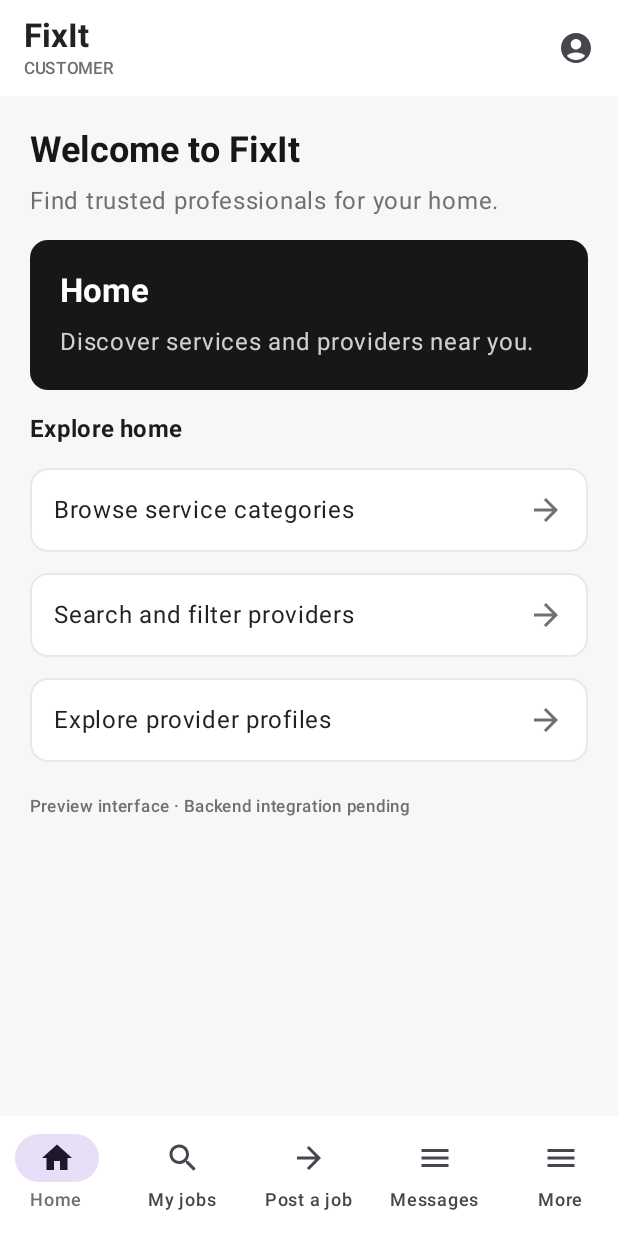
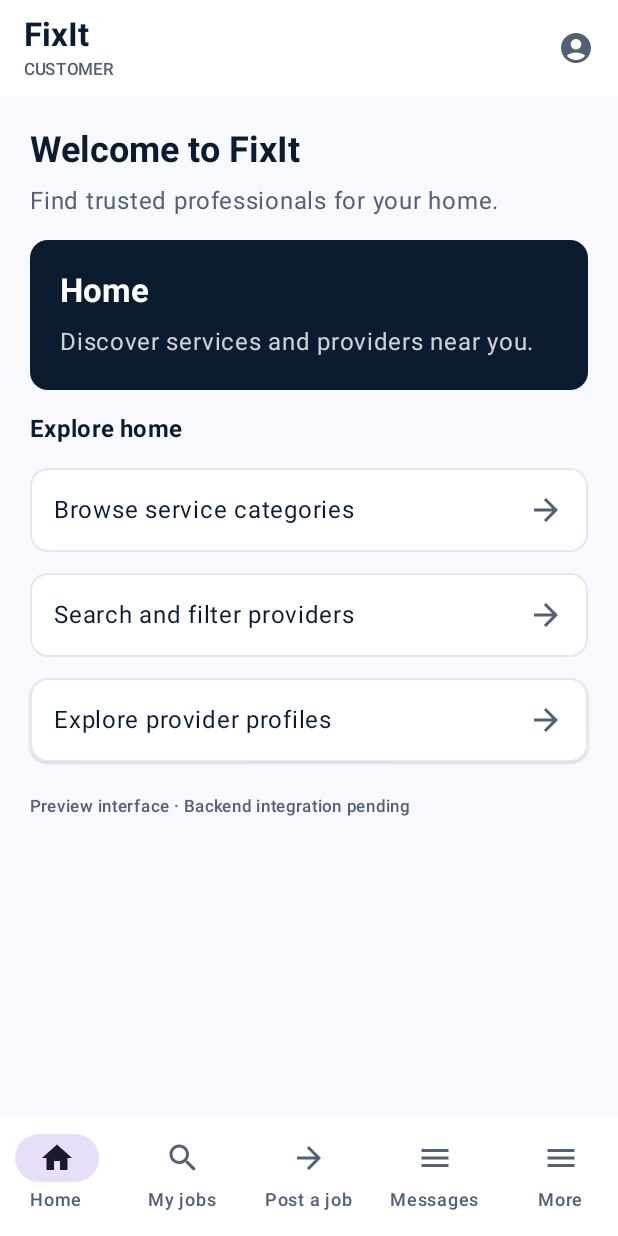
Before and after one commit to ENJ0Y-Labs/fixit-mobile, an Android app built with Jetpack Compose: the screen it shows after launch (MainActivity), on a phone screen of 412 x 824 dp. Run offline under Robolectric (Android 15) with nearby library versions, the phone set to English and light mode, and no system bars.

Commit message:
feat(android): add shared FixIt Compose design system

```diff
--- a/app/src/main/java/com/fixit/mobile/ui/screens/WorkspaceScreen.kt
+++ b/app/src/main/java/com/fixit/mobile/ui/screens/WorkspaceScreen.kt
@@ -1,7 +1,5 @@
 package com.fixit.mobile.ui.screens
 
-import androidx.compose.foundation.BorderStroke
-import androidx.compose.foundation.clickable
 import androidx.compose.foundation.layout.*
 import androidx.compose.foundation.lazy.LazyColumn
 import androidx.compose.foundation.lazy.items
@@ -17,6 +15,11 @@ import androidx.compose.ui.Alignment
 import androidx.compose.ui.Modifier
 import androidx.compose.ui.text.font.FontWeight
 import androidx.compose.ui.unit.dp
+import com.fixit.mobile.ui.components.FixItBottomNavigation
+import com.fixit.mobile.ui.components.FixItCard
+import com.fixit.mobile.ui.components.FixItNavigationItem
+import com.fixit.mobile.ui.components.FixItResponsiveContent
+import com.fixit.mobile.ui.components.FixItTopAppBar
 import com.fixit.mobile.ui.model.Workspace
 import com.fixit.mobile.ui.model.WorkspaceCatalog
 import com.fixit.mobile.ui.theme.*
@@ -30,69 +33,43 @@ fun WorkspaceScreen(workspace: Workspace, onWorkspaceChange: (Workspace) -> Unit
     var moreOpen by remember { mutableStateOf(false) }
     val selected = sections.firstOrNull { it.title == selectedTitle } ?: sections.first()
     val primary = sections.take(4)
+    val navigationItems = primary.mapIndexed { index, section ->
+        FixItNavigationItem(section.title, when (index) {
+            0 -> Icons.Default.Home
+            1 -> Icons.Default.Search
+            2 -> Icons.Default.ArrowForward
+            else -> Icons.Default.Menu
+        })
+    } + if (sections.size > 4) listOf(FixItNavigationItem("More", Icons.Default.Menu)) else emptyList()
 
     Scaffold(
         containerColor = FixItBackground,
         topBar = {
-            TopAppBar(
-                title = {
-                    Column {
-                        Text("FixIt", fontWeight = FontWeight.Bold)
-                        Text(workspace.label.uppercase(), style = MaterialTheme.typography.labelSmall, color = FixItMuted)
-                    }
-                },
+            FixItTopAppBar(
+                title = "FixIt",
+                subtitle = workspace.label.uppercase(),
                 actions = {
                     IconButton(onClick = { switcherOpen = true }) {
                         Icon(Icons.Default.AccountCircle, contentDescription = "Switch workspace")
                     }
                     DropdownMenu(expanded = switcherOpen, onDismissRequest = { switcherOpen = false }) {
                         Workspace.entries.forEach { item ->
-                            DropdownMenuItem(
-                                text = { Text(item.label) },
-                                onClick = { switcherOpen = false; onWorkspaceChange(item) }
-                            )
+                            DropdownMenuItem(text = { Text(item.label) }, onClick = { switcherOpen = false; onWorkspaceChange(item) })
                         }
                     }
-                },
-                colors = TopAppBarDefaults.topAppBarColors(containerColor = FixItSurface)
+                }
             )
         },
         bottomBar = {
-            NavigationBar(containerColor = FixItSurface) {
-                primary.forEachIndexed { index, section ->
-                    NavigationBarItem(
-                        selected = selectedTitle == section.title,
-                        onClick = { selectedTitle = section.title },
-                        icon = {
-                            Icon(
-                                when (index) {
-                                    0 -> Icons.Default.Home
-                                    1 -> Icons.Default.Search
-                                    2 -> Icons.Default.ArrowForward
-                                    else -> Icons.Default.Menu
-                                },
-                                contentDescription = null
-                            )
-                        },
-                        label = { Text(section.title, maxLines = 1) }
+            FixItBottomNavigation(
+                items = navigationItems,
+                selectedLabel = if (selectedTitle !in primary.map { it.title }) "More" else selectedTitle,
+                onSelect = { label -> if (label == "More") moreOpen = true else selectedTitle = label }
             )
         }
-                if (sections.size > 4) {
-                    NavigationBarItem(
-                        selected = selectedTitle !in primary.map { it.title },
-                        onClick = { moreOpen = true },
-                        icon = { Icon(Icons.Default.Menu, contentDescription = null) },
-                        label = { Text("More") }
-                    )
-                }
-            }
-        }
     ) { inset ->
-        LazyColumn(
-            Modifier.fillMaxSize().padding(inset),
-            contentPadding = PaddingValues(20.dp),
-            verticalArrangement = Arrangement.spacedBy(14.dp)
-        ) {
+        FixItResponsiveContent(modifier = Modifier.fillMaxSize().padding(inset)) {
+            LazyColumn(Modifier.fillMaxSize(), contentPadding = PaddingValues(20.dp), verticalArrangement = Arrangement.spacedBy(14.dp)) {
                 item {
                     Column(verticalArrangement = Arrangement.spacedBy(6.dp)) {
                         Text("Welcome to FixIt", style = MaterialTheme.typography.headlineSmall, fontWeight = FontWeight.Bold, color = FixItInk)
@@ -109,16 +86,8 @@ fun WorkspaceScreen(workspace: Workspace, onWorkspaceChange: (Workspace) -> Unit
                 }
                 item { Text("Explore ${selected.title.lowercase()}", style = MaterialTheme.typography.titleMedium, fontWeight = FontWeight.Bold) }
                 items(selected.items) { label ->
-                Card(
-                    Modifier.fillMaxWidth(),
-                    colors = CardDefaults.cardColors(containerColor = FixItSurface),
-                    border = BorderStroke(1.dp, FixItBorder)
-                ) {
-                    Row(
-                        Modifier.fillMaxWidth().padding(16.dp),
-                        verticalAlignment = Alignment.CenterVertically,
-                        horizontalArrangement = Arrangement.SpaceBetween
-                    ) {
+                    FixItCard {
+                        Row(Modifier.fillMaxWidth(), verticalAlignment = Alignment.CenterVertically, horizontalArrangement = Arrangement.SpaceBetween) {
                             Text(label, Modifier.weight(1f))
                             Icon(Icons.Default.ArrowForward, contentDescription = null, tint = FixItMuted)
                         }
@@ -126,6 +95,7 @@ fun WorkspaceScreen(workspace: Workspace, onWorkspaceChange: (Workspace) -> Unit
                 }
                 item {
                     Text("Preview interface · Backend integration pending", style = MaterialTheme.typography.labelSmall, color = FixItMuted, modifier = Modifier.padding(top = 8.dp))
+                }
             }
         }
     }
--- a/app/src/main/java/com/fixit/mobile/ui/theme/Theme.kt
+++ b/app/src/main/java/com/fixit/mobile/ui/theme/Theme.kt
@@ -1,28 +1,70 @@
 package com.fixit.mobile.ui.theme
 
+import androidx.compose.foundation.shape.RoundedCornerShape
 import androidx.compose.material3.MaterialTheme
+import androidx.compose.material3.Shapes
+import androidx.compose.material3.Typography
 import androidx.compose.material3.lightColorScheme
 import androidx.compose.runtime.Composable
 import androidx.compose.ui.graphics.Color
+import androidx.compose.ui.unit.dp
 
-val FixItBackground = Color(0xFFF7F7F7)
-val FixItSurface = Color.White
-val FixItInk = Color(0xFF171717)
-val FixItText = Color(0xFF222222)
-val FixItMuted = Color(0xFF707070)
-val FixItBorder = Color(0xFFE8E8E8)
+// Values are ported from fixit-frontend/shared/fixit-design-system.css.
+val FixItBackground = Color(0xFFF8F9FF)
+val FixItSurface = Color(0xFFFFFFFF)
+val FixItSurfaceSoft = Color(0xFFEFF4FF)
+val FixItSurfaceContainer = Color(0xFFE5EEFF)
+val FixItInk = Color(0xFF0B1C30)
+val FixItText = Color(0xFF0B1C30)
+val FixItMuted = Color(0xFF526174)
+val FixItBorder = Color(0xFFE2E8F0)
+val FixItBorderStrong = Color(0xFFBCCAC0)
+val FixItPrimary = Color(0xFF006948)
+val FixItPrimaryHover = Color(0xFF00855D)
+val FixItPrimarySoft = Color(0xFFE8F7EF)
+val FixItSuccess = Color(0xFF006948)
+val FixItSuccessSoft = Color(0xFFE8F7EF)
+val FixItWarning = Color(0xFF825100)
+val FixItWarningSoft = Color(0xFFFFF3DF)
+val FixItDanger = Color(0xFFBA1A1A)
+val FixItDangerSoft = Color(0xFFFFDAD6)
+val FixItInfo = Color(0xFF285CA8)
+val FixItInfoSoft = Color(0xFFEAF2FF)
 
 private val FixItColors = lightColorScheme(
-    primary = FixItInk,
+    primary = FixItPrimary,
     onPrimary = Color.White,
+    primaryContainer = FixItPrimarySoft,
+    onPrimaryContainer = FixItInk,
+    secondary = FixItMuted,
+    onSecondary = Color.White,
     background = FixItBackground,
+    onBackground = FixItText,
     surface = FixItSurface,
     onSurface = FixItText,
-    secondary = FixItMuted,
-    outline = FixItBorder
+    surfaceVariant = FixItSurfaceSoft,
+    onSurfaceVariant = FixItMuted,
+    error = FixItDanger,
+    onError = Color.White,
+    errorContainer = FixItDangerSoft,
+    outline = FixItBorder,
+    outlineVariant = FixItBorderStrong
+)
+
+private val FixItShapes = Shapes(
+    extraSmall = RoundedCornerShape(4.dp),
+    small = RoundedCornerShape(8.dp),
+    medium = RoundedCornerShape(12.dp),
+    large = RoundedCornerShape(16.dp),
+    extraLarge = RoundedCornerShape(24.dp)
 )
 
 @Composable
 fun FixItTheme(content: @Composable () -> Unit) {
-    MaterialTheme(colorScheme = FixItColors, content = content)
+    MaterialTheme(
+        colorScheme = FixItColors,
+        typography = Typography(),
+        shapes = FixItShapes,
+        content = content
+    )
 }
```
Also changed, not shown: app/build.gradle.kts (+17 -3 lines), app/src/main/java/com/fixit/mobile/ui/components/FixItComponents.kt (added, +276 -0 lines), 4 other files. Lines whose indentation alone changed are shown as unchanged.
